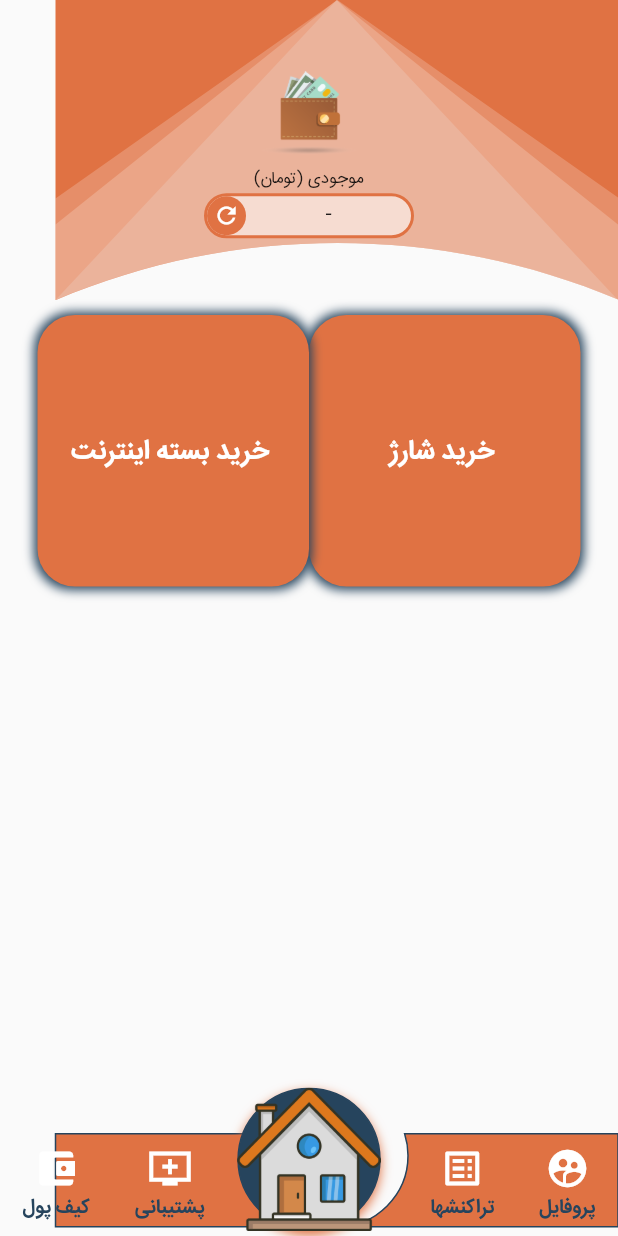
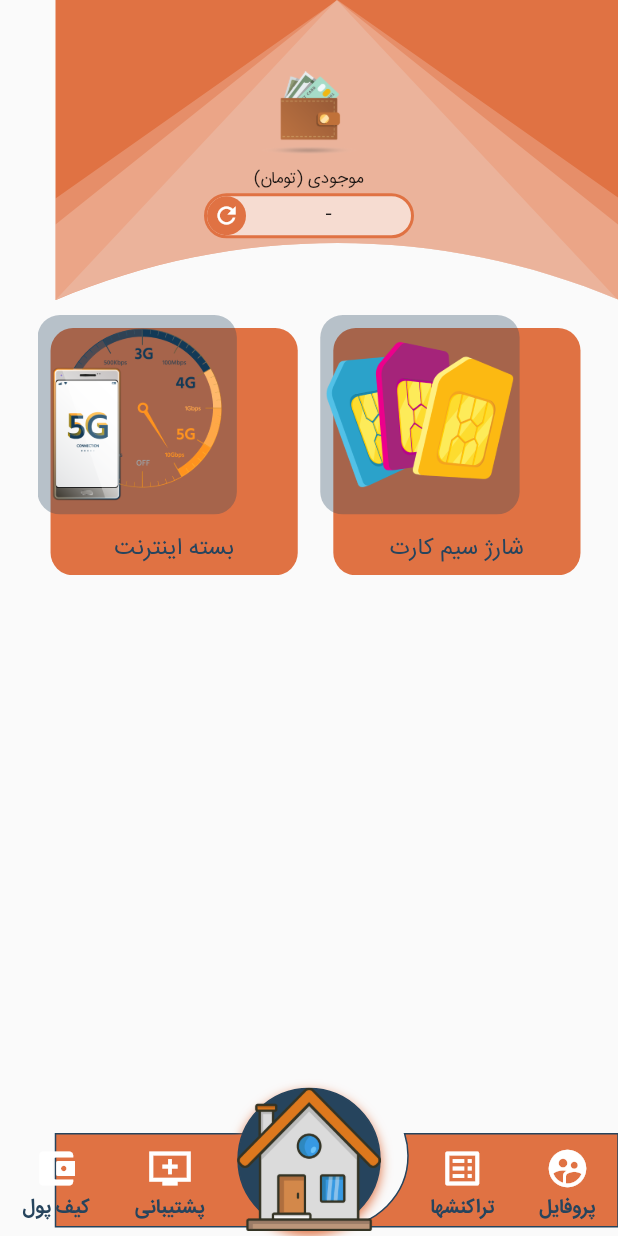
Before and after one commit to mohseni1983/fanava_pay, a Flutter app: the MasterTemplate screen opened directly, on a phone screen of 412 x 824 dp. Run offline on Flutter 3.47's test engine with Material 2 defaults, Android fonts, the phone set to English and light mode, and no system bars; our stand-ins replace device_info, flutter_money_formatter, flutter_svg, modal_progress_hud, shared_preferences; missing offline and left inert: adobe_xd, contact_picker, otp_count_down, persian_datepicker; accounts and stored records are empty.

```diff
--- a/lib/pages/charge.dart
+++ b/lib/pages/charge.dart
@@ -477,7 +477,7 @@ class _ChargeWizardPageState extends State<ChargeWizardPage> {
                             mainAxisAlignment: MainAxisAlignment.spaceAround,
                             children: [
                               _selectedPaymentType == 0 &&
-                                      _walletAmount > _invoiceAmount
+                                      _walletAmount >= _invoiceAmount
                                   ? CButton(
                                       label: 'پرداخت با کیف پول',
                                       onClick: () {
--- a/lib/pages/internet_package_list.dart
+++ b/lib/pages/internet_package_list.dart
@@ -454,7 +454,7 @@ class _InternetPackageListPageState extends State<InternetPackageListPage> {
                             mainAxisAlignment: MainAxisAlignment.spaceAround,
                             children: [
                               _selectedPaymentType == 0 &&
-                                  _walletAmount > _invoiceAmount
+                                  _walletAmount >= _invoiceAmount
                                   ? CButton(
                                 label: 'پرداخت با کیف پول',
                                 onClick: () {
--- a/lib/pages/main_page.dart
+++ b/lib/pages/main_page.dart
@@ -51,61 +51,22 @@ class _MainPageState extends State<MainPage> {
             isHome: true,
             wchild: GridView.count(
               crossAxisCount: 2,
+              crossAxisSpacing: 15,
+              mainAxisSpacing: 15,
               padding:
                   EdgeInsets.only(top: 50, left: 15, right: 15, bottom: 50),
               children: [
-                GestureDetector(
-                  onTap: () => Navigator.of(context).push(MaterialPageRoute(
-                    builder: (context) => ChargeWizardPage(),
-                  )),
-                  child: Container(
-                    decoration: BoxDecoration(
-                        color: PColor.orangeparto,
-                        borderRadius: BorderRadius.circular(25),
-                        boxShadow: [
-                          BoxShadow(
-                              color: PColor.blueparto,
-                              blurRadius: 5,
-                              spreadRadius: 2,
-                              offset: Offset(0, 0))
-                        ]),
-                    child: Center(
-                      child: Text(
-                        ' خرید شارژ',
-                        style: TextStyle(
-                            color: Colors.white,
-                            fontWeight: FontWeight.bold,
-                            fontSize: 18),
-                      ),
-                    ),
-                  ),
+                MainIcon(
+                  label: 'شارژ سیم کارت',
+                  image: AssetImage('assets/images/sim-Charge.png'),
+                  onPress: ()=>Navigator.of(context).push(MaterialPageRoute(builder: (context) => ChargeWizardPage(),)),
                 ),
-                GestureDetector(
-                  onTap: () => Navigator.of(context).push(MaterialPageRoute(
-                    builder: (context) => InternetPackagePage(),
-                  )),
-                  child: Container(
-                    decoration: BoxDecoration(
-                        color: PColor.orangeparto,
-                        borderRadius: BorderRadius.circular(25),
-                        boxShadow: [
-                          BoxShadow(
-                              color: PColor.blueparto,
-                              blurRadius: 5,
-                              spreadRadius: 2,
-                              offset: Offset(0, 0))
-                        ]),
-                    child: Center(
-                      child: Text(
-                        ' خرید بسته اینترنت',
-                        style: TextStyle(
-                            color: Colors.white,
-                            fontWeight: FontWeight.bold,
-                            fontSize: 18),
-                      ),
-                    ),
-                  ),
-                )
+                MainIcon(
+                  label: 'بسته اینترنت',
+                  image: AssetImage('assets/images/3g4g5g.png'),
+                  onPress: ()=>Navigator.of(context).push(MaterialPageRoute(builder: (context) => InternetPackagePage(),)),
+                ),
+
 
               ],
             )),
@@ -137,3 +98,71 @@ class _MainPageState extends State<MainPage> {
         false;
   }
 }
+
+
+class MainIcon extends StatefulWidget {
+  final String label;
+  final AssetImage image;
+  final VoidCallback onPress;
+
+  const MainIcon({Key key, this.label, this.image, this.onPress}) : super(key: key);
+  @override
+  _MainIconState createState() => _MainIconState();
+}
+
+class _MainIconState extends State<MainIcon> {
+  @override
+  Widget build(BuildContext context) {
+    return                 GestureDetector(
+      onTap: widget.onPress,
+      child: Container(
+
+          child: Stack(
+            children: [
+              Positioned(
+                  right: 0,
+                  bottom: 0,
+                  child: Container(
+                    margin: EdgeInsets.only(top: 10,left: 10),
+                    height: MediaQuery.of(context).size.width/2.5,
+                    width: MediaQuery.of(context).size.width/2.5,
+                    decoration: BoxDecoration(
+                      color: PColor.orangeparto,
+                      borderRadius: BorderRadius.circular(15),
+
+                    ),
+                    child: Column(
+                      children: [
+                        Expanded(child: Container(height: 0,)),
+                        Container(
+                          margin: EdgeInsets.only(bottom: 5,left: 3,right: 3),
+                          child:  Text('${widget.label}',style: TextStyle(color: PColor.blueparto),textScaleFactor: 1.1,),
+                        )
+                      ],
+                    ),
+                  )),
+              Positioned(
+                  top: 0,
+                  left: 0,
+
+                  child: Container(
+                    height: MediaQuery.of(context).size.width/3.1,
+                    width: MediaQuery.of(context).size.width/3.1,
+                    decoration: BoxDecoration(
+                        color: PColor.blueparto.withAlpha(80),
+                        borderRadius: BorderRadius.circular(15),
+                        image: DecorationImage(
+                            image:widget.image,
+                            fit: BoxFit.contain
+                        )
+
+                    ),
+                  )),
+            ],
+
+          )
+      ),
+    );
+
+  }
+}
--- a/pubspec.yaml
+++ b/pubspec.yaml
@@ -79,6 +79,8 @@ flutter:
     - assets/images/mci-gray.jpg
     - assets/images/man.png
     - assets/images/woman.png
+    - assets/images/3g4g5g.png
+    - assets/images/sim-Charge.png
   # An image asset can refer to one or more resolution-specific "variants", see
   # https://flutter.dev/assets-and-images/#resolution-aware.
 
```
Also changed, not shown: assets/images/3g4g5g.png (added), assets/images/sim-Charge.png (added).
